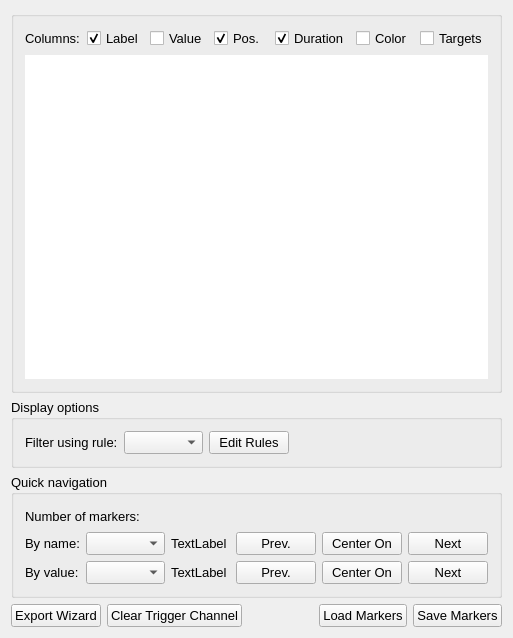
Above: src/AnyWave/Marker/AwMarkerManagerSettings.ui from HIP-infrastructure/anywave-code before the change. Below: the same form after it.
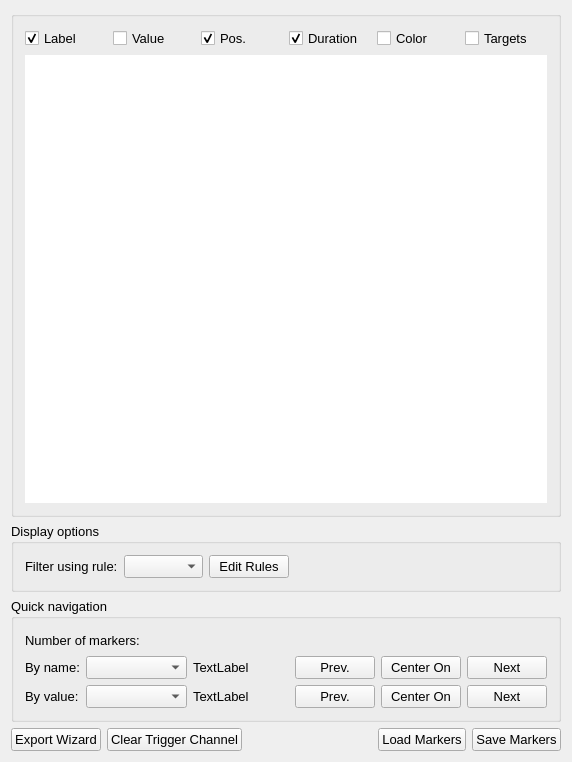
That is the form after the change. Icons and pictures are not drawn. Custom widgets are drawn as their Qt base class.

Diff of the .ui file:
```diff
--- a/src/AnyWave/Marker/AwMarkerManagerSettings.ui
+++ b/src/AnyWave/Marker/AwMarkerManagerSettings.ui
@@ -6,12 +6,12 @@
    <rect>
     <x>0</x>
     <y>0</y>
-    <width>513</width>
-    <height>638</height>
+    <width>270</width>
+    <height>762</height>
    </rect>
   </property>
   <property name="sizePolicy">
-   <sizepolicy hsizetype="Expanding" vsizetype="Expanding">
+   <sizepolicy hsizetype="Ignored" vsizetype="Expanding">
     <horstretch>0</horstretch>
     <verstretch>0</verstretch>
    </sizepolicy>
@@ -48,7 +48,7 @@
    <item>
     <widget class="QGroupBox" name="groupBox">
      <property name="sizePolicy">
-      <sizepolicy hsizetype="Preferred" vsizetype="Expanding">
+      <sizepolicy hsizetype="Minimum" vsizetype="Expanding">
        <horstretch>0</horstretch>
        <verstretch>0</verstretch>
       </sizepolicy>
@@ -59,13 +59,9 @@
      <layout class="QVBoxLayout" name="verticalLayout_2">
       <item>
        <layout class="QHBoxLayout" name="horizontalLayout_3">
-        <item>
-         <widget class="QLabel" name="label_5">
-          <property name="text">
-           <string>Columns:</string>
-          </property>
-         </widget>
-        </item>
+        <property name="sizeConstraint">
+         <enum>QLayout::SetNoConstraint</enum>
+        </property>
         <item>
          <widget class="QCheckBox" name="checkLabel">
           <property name="text">
@@ -122,11 +118,17 @@
       <item>
        <widget class="AwMarkerTableView" name="tvMarkers">
         <property name="sizePolicy">
-         <sizepolicy hsizetype="Minimum" vsizetype="Expanding">
+         <sizepolicy hsizetype="Preferred" vsizetype="Expanding">
           <horstretch>0</horstretch>
           <verstretch>0</verstretch>
          </sizepolicy>
         </property>
+        <property name="maximumSize">
+         <size>
+          <width>16777213</width>
+          <height>16777215</height>
+         </size>
+        </property>
         <property name="toolTip">
          <string>Markers currently shown depending on Display rule used</string>
         </property>
@@ -179,6 +181,9 @@
          <number>100</number>
         </attribute>
         <attribute name="horizontalHeaderMinimumSectionSize">
+         <number>0</number>
+        </attribute>
+        <attribute name="horizontalHeaderDefaultSectionSize">
          <number>100</number>
         </attribute>
         <attribute name="horizontalHeaderStretchLastSection">
@@ -195,7 +200,7 @@
    <item>
     <widget class="QGroupBox" name="groupBoxDisplayRules">
      <property name="sizePolicy">
-      <sizepolicy hsizetype="Preferred" vsizetype="Preferred">
+      <sizepolicy hsizetype="Minimum" vsizetype="Preferred">
        <horstretch>0</horstretch>
        <verstretch>0</verstretch>
       </sizepolicy>
@@ -264,6 +269,12 @@
    </item>
    <item>
     <widget class="QGroupBox" name="groupBoxQuickNav">
+     <property name="sizePolicy">
+      <sizepolicy hsizetype="Minimum" vsizetype="Preferred">
+       <horstretch>0</horstretch>
+       <verstretch>0</verstretch>
+      </sizepolicy>
+     </property>
      <property name="title">
       <string>Quick navigation</string>
      </property>
@@ -317,7 +328,7 @@
       <item row="1" column="1" colspan="2">
        <widget class="QComboBox" name="comboNames">
         <property name="sizePolicy">
-         <sizepolicy hsizetype="Expanding" vsizetype="Preferred">
+         <sizepolicy hsizetype="Preferred" vsizetype="Preferred">
           <horstretch>0</horstretch>
           <verstretch>0</verstretch>
          </sizepolicy>
@@ -330,7 +341,7 @@
       <item row="1" column="3">
        <widget class="QLabel" name="labelNames">
         <property name="sizePolicy">
-         <sizepolicy hsizetype="Expanding" vsizetype="Preferred">
+         <sizepolicy hsizetype="Preferred" vsizetype="Preferred">
           <horstretch>0</horstretch>
           <verstretch>0</verstretch>
          </sizepolicy>
@@ -356,7 +367,7 @@
       <item row="1" column="5">
        <widget class="QPushButton" name="buttonPrevName">
         <property name="sizePolicy">
-         <sizepolicy hsizetype="Expanding" vsizetype="Preferred">
+         <sizepolicy hsizetype="Preferred" vsizetype="Preferred">
           <horstretch>0</horstretch>
           <verstretch>0</verstretch>
          </sizepolicy>
@@ -369,7 +380,7 @@
       <item row="1" column="6">
        <widget class="QPushButton" name="buttonGoName">
         <property name="sizePolicy">
-         <sizepolicy hsizetype="Expanding" vsizetype="Preferred">
+         <sizepolicy hsizetype="Preferred" vsizetype="Preferred">
           <horstretch>0</horstretch>
           <verstretch>0</verstretch>
          </sizepolicy>
@@ -382,7 +393,7 @@
       <item row="1" column="7">
        <widget class="QPushButton" name="buttonNextName">
         <property name="sizePolicy">
-         <sizepolicy hsizetype="Expanding" vsizetype="Preferred">
+         <sizepolicy hsizetype="Preferred" vsizetype="Preferred">
           <horstretch>0</horstretch>
           <verstretch>0</verstretch>
          </sizepolicy>
@@ -402,7 +413,7 @@
       <item row="2" column="1" colspan="2">
        <widget class="QComboBox" name="comboValues">
         <property name="sizePolicy">
-         <sizepolicy hsizetype="Expanding" vsizetype="Preferred">
+         <sizepolicy hsizetype="Preferred" vsizetype="Preferred">
           <horstretch>0</horstretch>
           <verstretch>0</verstretch>
          </sizepolicy>
@@ -415,7 +426,7 @@
       <item row="2" column="3">
        <widget class="QLabel" name="labelValues">
         <property name="sizePolicy">
-         <sizepolicy hsizetype="Expanding" vsizetype="Preferred">
+         <sizepolicy hsizetype="Preferred" vsizetype="Preferred">
           <horstretch>0</horstretch>
           <verstretch>0</verstretch>
          </sizepolicy>
@@ -441,7 +452,7 @@
       <item row="2" column="5">
        <widget class="QPushButton" name="buttonPrevValue">
         <property name="sizePolicy">
-         <sizepolicy hsizetype="Expanding" vsizetype="Preferred">
+         <sizepolicy hsizetype="Preferred" vsizetype="Preferred">
           <horstretch>0</horstretch>
           <verstretch>0</verstretch>
          </sizepolicy>
@@ -454,7 +465,7 @@
       <item row="2" column="6">
        <widget class="QPushButton" name="buttonGoValue">
         <property name="sizePolicy">
-         <sizepolicy hsizetype="Expanding" vsizetype="Preferred">
+         <sizepolicy hsizetype="Preferred" vsizetype="Preferred">
           <horstretch>0</horstretch>
           <verstretch>0</verstretch>
          </sizepolicy>
@@ -467,7 +478,7 @@
       <item row="2" column="7">
        <widget class="QPushButton" name="buttonNextValue">
         <property name="sizePolicy">
-         <sizepolicy hsizetype="Expanding" vsizetype="Preferred">
+         <sizepolicy hsizetype="Preferred" vsizetype="Preferred">
           <horstretch>0</horstretch>
           <verstretch>0</verstretch>
          </sizepolicy>
@@ -485,7 +496,7 @@
      <item>
       <widget class="QPushButton" name="buttonExportWizard">
        <property name="sizePolicy">
-        <sizepolicy hsizetype="Expanding" vsizetype="Preferred">
+        <sizepolicy hsizetype="Preferred" vsizetype="Preferred">
          <horstretch>0</horstretch>
          <verstretch>0</verstretch>
         </sizepolicy>
@@ -498,7 +509,7 @@
      <item>
       <widget class="QPushButton" name="buttonClearTriggerChannel">
        <property name="sizePolicy">
-        <sizepolicy hsizetype="Expanding" vsizetype="Preferred">
+        <sizepolicy hsizetype="Preferred" vsizetype="Preferred">
          <horstretch>0</horstretch>
          <verstretch>0</verstretch>
         </sizepolicy>
@@ -527,7 +538,7 @@
      <item>
       <widget class="QPushButton" name="buttonLoad">
        <property name="sizePolicy">
-        <sizepolicy hsizetype="Expanding" vsizetype="Preferred">
+        <sizepolicy hsizetype="Preferred" vsizetype="Preferred">
          <horstretch>0</horstretch>
          <verstretch>0</verstretch>
         </sizepolicy>
@@ -540,7 +551,7 @@
      <item>
       <widget class="QPushButton" name="buttonSave">
        <property name="sizePolicy">
-        <sizepolicy hsizetype="Expanding" vsizetype="Preferred">
+        <sizepolicy hsizetype="Preferred" vsizetype="Preferred">
          <horstretch>0</horstretch>
          <verstretch>0</verstretch>
         </sizepolicy>
```
Left out of the diff: 3 changed lines with no effect on the pictures.
